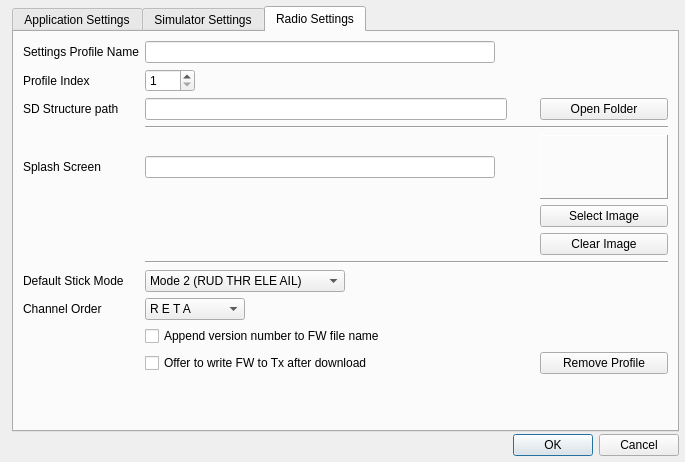
The window that companion/src/apppreferencesdialog.ui (opentx/opentx) describes before a commit, drawn with Qt 5.
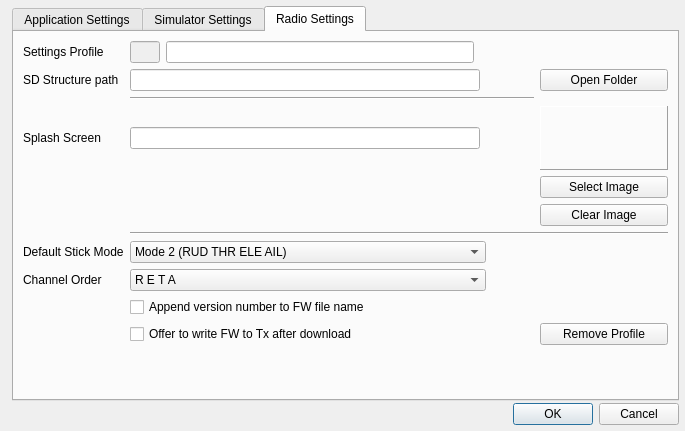
The same window after the commit. The open tabs and pages were chosen to show the change.

Commit message: Profiles can now be added and removed in a proper way.

```diff
--- a/companion/src/apppreferencesdialog.ui
+++ b/companion/src/apppreferencesdialog.ui
@@ -7,7 +7,7 @@
     <x>0</x>
     <y>0</y>
     <width>685</width>
-    <height>462</height>
+    <height>431</height>
    </rect>
   </property>
   <property name="sizePolicy">
@@ -493,324 +493,11 @@
        <string>Radio Settings</string>
       </attribute>
       <layout class="QGridLayout" name="gridLayout_2">
-       <item row="8" column="1" colspan="5">
-        <widget class="Line" name="line_6">
-         <property name="orientation">
-          <enum>Qt::Horizontal</enum>
-         </property>
-        </widget>
-       </item>
-       <item row="4" column="5">
-        <widget class="QLabel" name="imageLabel">
-         <property name="sizePolicy">
-          <sizepolicy hsizetype="Minimum" vsizetype="Minimum">
-           <horstretch>0</horstretch>
-           <verstretch>0</verstretch>
-          </sizepolicy>
-         </property>
-         <property name="minimumSize">
-          <size>
-           <width>128</width>
-           <height>64</height>
-          </size>
-         </property>
-         <property name="maximumSize">
-          <size>
-           <width>128</width>
-           <height>64</height>
-          </size>
-         </property>
-         <property name="frameShape">
-          <enum>QFrame::Panel</enum>
-         </property>
-         <property name="frameShadow">
-          <enum>QFrame::Raised</enum>
-         </property>
-         <property name="text">
-          <string/>
-         </property>
-         <property name="scaledContents">
-          <bool>true</bool>
-         </property>
-        </widget>
-       </item>
-       <item row="11" column="0">
-        <widget class="QLabel" name="label_13">
-         <property name="sizePolicy">
-          <sizepolicy hsizetype="MinimumExpanding" vsizetype="Preferred">
-           <horstretch>0</horstretch>
-           <verstretch>0</verstretch>
-          </sizepolicy>
-         </property>
-         <property name="text">
-          <string>Channel Order</string>
-         </property>
-         <property name="alignment">
-          <set>Qt::AlignLeading|Qt::AlignLeft|Qt::AlignVCenter</set>
-         </property>
-        </widget>
-       </item>
-       <item row="4" column="1">
-        <widget class="QLineEdit" name="SplashFileName">
-         <property name="enabled">
-          <bool>true</bool>
-         </property>
-         <property name="minimumSize">
-          <size>
-           <width>350</width>
-           <height>0</height>
-          </size>
-         </property>
-         <property name="readOnly">
-          <bool>true</bool>
-         </property>
-        </widget>
-       </item>
-       <item row="2" column="1" colspan="3">
-        <widget class="QLineEdit" name="sdPath">
-         <property name="enabled">
-          <bool>true</bool>
-         </property>
-         <property name="minimumSize">
-          <size>
-           <width>350</width>
-           <height>0</height>
-          </size>
-         </property>
-         <property name="readOnly">
-          <bool>true</bool>
-         </property>
-        </widget>
-       </item>
-       <item row="13" column="1" colspan="3">
-        <widget class="QCheckBox" name="burnFirmware">
-         <property name="text">
-          <string>Offer to write FW to Tx after download</string>
-         </property>
-        </widget>
-       </item>
-       <item row="0" column="1">
-        <widget class="QLineEdit" name="ProfName_LE">
-         <property name="minimumSize">
-          <size>
-           <width>0</width>
-           <height>0</height>
-          </size>
-         </property>
-        </widget>
-       </item>
-       <item row="13" column="5">
-        <widget class="QPushButton" name="removeProfileButton">
-         <property name="text">
-          <string>Remove Profile</string>
-         </property>
-        </widget>
-       </item>
-       <item row="2" column="5">
-        <widget class="QPushButton" name="sdPathButton">
-         <property name="text">
-          <string>Open Folder</string>
-         </property>
-        </widget>
-       </item>
-       <item row="7" column="5">
-        <widget class="QPushButton" name="clearImageButton">
-         <property name="text">
-          <string>Clear Image</string>
-         </property>
-        </widget>
-       </item>
-       <item row="3" column="1" colspan="5">
-        <widget class="Line" name="line_3">
-         <property name="orientation">
-          <enum>Qt::Horizontal</enum>
-         </property>
-        </widget>
-       </item>
-       <item row="11" column="1" colspan="2">
-        <widget class="QComboBox" name="channelorderCB">
-         <property name="sizePolicy">
-          <sizepolicy hsizetype="MinimumExpanding" vsizetype="Fixed">
-           <horstretch>0</horstretch>
-           <verstretch>0</verstretch>
-          </sizepolicy>
-         </property>
-         <property name="minimumSize">
-          <size>
-           <width>0</width>
-           <height>0</height>
-          </size>
-         </property>
-         <property name="maximumSize">
-          <size>
-           <width>100</width>
-           <height>16777215</height>
-          </size>
-         </property>
-         <property name="whatsThis">
-          <string>Channel order
-
-This is used by the templated to determine which channel goes to what number output.</string>
-         </property>
-         <property name="currentIndex">
-          <number>0</number>
-         </property>
-         <item>
-          <property name="text">
-           <string notr="true">R E T A</string>
-          </property>
-         </item>
-         <item>
-          <property name="text">
-           <string notr="true">R E A T</string>
-          </property>
-         </item>
-         <item>
-          <property name="text">
-           <string notr="true">R T E A</string>
-          </property>
-         </item>
-         <item>
-          <property name="text">
-           <string notr="true">R T A E</string>
-          </property>
-         </item>
-         <item>
-          <property name="text">
-           <string notr="true">R A E T</string>
-          </property>
-         </item>
-         <item>
-          <property name="text">
-           <string notr="true">R A T E</string>
-          </property>
-         </item>
-         <item>
-          <property name="text">
-           <string notr="true">E R T A</string>
-          </property>
-         </item>
-         <item>
-          <property name="text">
-           <string notr="true">E R A T</string>
-          </property>
-         </item>
-         <item>
-          <property name="text">
-           <string notr="true">E T R A</string>
-          </property>
-         </item>
-         <item>
-          <property name="text">
-           <string notr="true">E T A R</string>
-          </property>
-         </item>
-         <item>
-          <property name="text">
-           <string notr="true">E A R T</string>
-          </property>
-         </item>
-         <item>
-          <property name="text">
-           <string notr="true">E A T R</string>
-          </property>
-         </item>
-         <item>
-          <property name="text">
-           <string notr="true">T R E A</string>
-          </property>
-         </item>
-         <item>
-          <property name="text">
-           <string notr="true">T R A E</string>
-          </property>
-         </item>
-         <item>
-          <property name="text">
-           <string notr="true">T E R A</string>
-          </property>
-         </item>
-         <item>
-          <property name="text">
-           <string notr="true">T E A R</string>
-          </property>
-         </item>
-         <item>
-          <property name="text">
-           <string notr="true">T A R E</string>
-          </property>
-         </item>
-         <item>
-          <property name="text">
-           <string notr="true">T A E R</string>
-          </property>
-         </item>
-         <item>
-          <property name="text">
-           <string notr="true">A R E T</string>
-          </property>
-         </item>
-         <item>
-          <property name="text">
-           <string notr="true">A R T E</string>
-          </property>
-         </item>
-         <item>
-          <property name="text">
-           <string notr="true">A E R T</string>
-          </property>
-         </item>
-         <item>
-          <property name="text">
-           <string notr="true">A E T R</string>
-          </property>
-         </item>
-         <item>
-          <property name="text">
-           <string notr="true">A T R E</string>
-          </property>
-         </item>
-         <item>
-          <property name="text">
-           <string notr="true">A T E R</string>
-          </property>
-         </item>
-        </widget>
-       </item>
-       <item row="2" column="0">
-        <widget class="QLabel" name="sdPathLabel">
-         <property name="sizePolicy">
-          <sizepolicy hsizetype="Preferred" vsizetype="Minimum">
-           <horstretch>0</horstretch>
-           <verstretch>0</verstretch>
-          </sizepolicy>
-         </property>
-         <property name="text">
-          <string>SD Structure path</string>
-         </property>
-         <property name="alignment">
-          <set>Qt::AlignLeading|Qt::AlignLeft|Qt::AlignVCenter</set>
-         </property>
-        </widget>
-       </item>
-       <item row="2" column="4">
-        <spacer name="horizontalSpacer">
-         <property name="orientation">
-          <enum>Qt::Horizontal</enum>
-         </property>
-         <property name="sizeHint" stdset="0">
-          <size>
-           <width>40</width>
-           <height>20</height>
-          </size>
-         </property>
-        </spacer>
-       </item>
-       <item row="9" column="1">
+       <item row="10" column="1" colspan="4">
         <widget class="QComboBox" name="stickmodeCB">
          <property name="maximumSize">
           <size>
-           <width>200</width>
+           <width>16777215</width>
            <height>16777215</height>
           </size>
          </property>
@@ -860,7 +547,164 @@
          </item>
         </widget>
        </item>
-       <item row="9" column="0">
+       <item row="12" column="1" colspan="4">
+        <widget class="QComboBox" name="channelorderCB">
+         <property name="sizePolicy">
+          <sizepolicy hsizetype="MinimumExpanding" vsizetype="Fixed">
+           <horstretch>0</horstretch>
+           <verstretch>0</verstretch>
+          </sizepolicy>
+         </property>
+         <property name="minimumSize">
+          <size>
+           <width>0</width>
+           <height>0</height>
+          </size>
+         </property>
+         <property name="maximumSize">
+          <size>
+           <width>16777215</width>
+           <height>16777215</height>
+          </size>
+         </property>
+         <property name="whatsThis">
+          <string>Channel order
+
+This is used by the templated to determine which channel goes to what number output.</string>
+         </property>
+         <property name="currentIndex">
+          <number>0</number>
+         </property>
+         <item>
+          <property name="text">
+           <string>R E T A</string>
+          </property>
+         </item>
+         <item>
+          <property name="text">
+           <string>R E A T</string>
+          </property>
+         </item>
+         <item>
+          <property name="text">
+           <string>R T E A</string>
+          </property>
+         </item>
+         <item>
+          <property name="text">
+           <string>R T A E</string>
+          </property>
+         </item>
+         <item>
+          <property name="text">
+           <string>R A E T</string>
+          </property>
+         </item>
+         <item>
+          <property name="text">
+           <string>R A T E</string>
+          </property>
+         </item>
+         <item>
+          <property name="text">
+           <string>E R T A</string>
+          </property>
+         </item>
+         <item>
+          <property name="text">
+           <string>E R A T</string>
+          </property>
+         </item>
+         <item>
+          <property name="text">
+           <string>E T R A</string>
+          </property>
+         </item>
+         <item>
+          <property name="text">
+           <string>E T A R</string>
+          </property>
+         </item>
+         <item>
+          <property name="text">
+           <string>E A R T</string>
+          </property>
+         </item>
+         <item>
+          <property name="text">
+           <string>E A T R</string>
+          </property>
+         </item>
+         <item>
+          <property name="text">
+           <string>T R E A</string>
+          </property>
+         </item>
+         <item>
+          <property name="text">
+           <string>T R A E</string>
+          </property>
+         </item>
+         <item>
+          <property name="text">
+           <string>T E R A</string>
+          </property>
+         </item>
+         <item>
+          <property name="text">
+           <string>T E A R</string>
+          </property>
+         </item>
+         <item>
+          <property name="text">
+           <string>T A R E</string>
+          </property>
+         </item>
+         <item>
+          <property name="text">
+           <string>T A E R</string>
+          </property>
+         </item>
+         <item>
+          <property name="text">
+           <string>A R E T</string>
+          </property>
+         </item>
+         <item>
+          <property name="text">
+           <string>A R T E</string>
+          </property>
+         </item>
+         <item>
+          <property name="text">
+           <string>A E R T</string>
+          </property>
+         </item>
+         <item>
+          <property name="text">
+           <string>A E T R</string>
+          </property>
+         </item>
+         <item>
+          <property name="text">
+           <string>A T R E</string>
+          </property>
+         </item>
+         <item>
+          <property name="text">
+           <string>A T E R</string>
+          </property>
+         </item>
+        </widget>
+       </item>
+       <item row="3" column="1" colspan="5">
+        <widget class="Line" name="line_3">
+         <property name="orientation">
+          <enum>Qt::Horizontal</enum>
+         </property>
+        </widget>
+       </item>
+       <item row="10" column="0">
         <widget class="QLabel" name="label_14">
          <property name="sizePolicy">
           <sizepolicy hsizetype="Preferred" vsizetype="Minimum">
@@ -873,13 +717,26 @@
          </property>
         </widget>
        </item>
-       <item row="6" column="5">
-        <widget class="QPushButton" name="SplashSelect">
+       <item row="0" column="0">
+        <widget class="QLabel" name="label_2">
          <property name="text">
-          <string>Select Image</string>
+          <string>Settings Profile</string>
          </property>
         </widget>
        </item>
+       <item row="15" column="1">
+        <spacer name="verticalSpacer_3">
+         <property name="orientation">
+          <enum>Qt::Vertical</enum>
+         </property>
+         <property name="sizeHint" stdset="0">
+          <size>
+           <width>20</width>
+           <height>40</height>
+          </size>
+         </property>
+        </spacer>
+       </item>
        <item row="4" column="0">
         <widget class="QLabel" name="label_8">
          <property name="sizePolicy">
@@ -893,53 +750,186 @@
          </property>
         </widget>
        </item>
-       <item row="12" column="1" colspan="3">
+       <item row="12" column="0">
+        <widget class="QLabel" name="label_13">
+         <property name="sizePolicy">
+          <sizepolicy hsizetype="MinimumExpanding" vsizetype="Preferred">
+           <horstretch>0</horstretch>
+           <verstretch>0</verstretch>
+          </sizepolicy>
+         </property>
+         <property name="text">
+          <string>Channel Order</string>
+         </property>
+         <property name="alignment">
+          <set>Qt::AlignLeading|Qt::AlignLeft|Qt::AlignVCenter</set>
+         </property>
+        </widget>
+       </item>
+       <item row="13" column="1" colspan="4">
         <widget class="QCheckBox" name="renameFirmware">
          <property name="text">
           <string>Append version number to FW file name</string>
          </property>
         </widget>
        </item>
-       <item row="0" column="0">
-        <widget class="QLabel" name="label_2">
+       <item row="2" column="0">
+        <widget class="QLabel" name="sdPathLabel">
+         <property name="sizePolicy">
+          <sizepolicy hsizetype="Preferred" vsizetype="Minimum">
+           <horstretch>0</horstretch>
+           <verstretch>0</verstretch>
+          </sizepolicy>
+         </property>
          <property name="text">
-          <string>Settings Profile Name</string>
+          <string>SD Structure path</string>
          </property>
+         <property name="alignment">
+          <set>Qt::AlignLeading|Qt::AlignLeft|Qt::AlignVCenter</set>
+         </property>
         </widget>
        </item>
-       <item row="14" column="1">
-        <spacer name="verticalSpacer_3">
+       <item row="2" column="1" colspan="3">
+        <widget class="QLineEdit" name="sdPath">
+         <property name="enabled">
+          <bool>true</bool>
+         </property>
+         <property name="minimumSize">
+          <size>
+           <width>350</width>
+           <height>0</height>
+          </size>
+         </property>
+         <property name="readOnly">
+          <bool>true</bool>
+         </property>
+        </widget>
+       </item>
+       <item row="7" column="6">
+        <widget class="QPushButton" name="SplashSelect">
+         <property name="text">
+          <string>Select Image</string>
+         </property>
+        </widget>
+       </item>
+       <item row="4" column="6">
+        <widget class="QLabel" name="imageLabel">
+         <property name="sizePolicy">
+          <sizepolicy hsizetype="Minimum" vsizetype="Minimum">
+           <horstretch>0</horstretch>
+           <verstretch>0</verstretch>
+          </sizepolicy>
+         </property>
+         <property name="minimumSize">
+          <size>
+           <width>128</width>
+           <height>64</height>
+          </size>
+         </property>
+         <property name="maximumSize">
+          <size>
+           <width>128</width>
+           <height>64</height>
+          </size>
+         </property>
+         <property name="frameShape">
+          <enum>QFrame::Panel</enum>
+         </property>
+         <property name="frameShadow">
+          <enum>QFrame::Raised</enum>
+         </property>
+         <property name="text">
+          <string/>
+         </property>
+         <property name="scaledContents">
+          <bool>true</bool>
+         </property>
+        </widget>
+       </item>
+       <item row="2" column="5">
+        <spacer name="horizontalSpacer">
          <property name="orientation">
-          <enum>Qt::Vertical</enum>
+          <enum>Qt::Horizontal</enum>
          </property>
          <property name="sizeHint" stdset="0">
           <size>
-           <width>20</width>
-           <height>40</height>
+           <width>40</width>
+           <height>20</height>
           </size>
          </property>
         </spacer>
        </item>
-       <item row="1" column="1">
-        <widget class="QSpinBox" name="ProfSlot_SB">
+       <item row="14" column="1" colspan="4">
+        <widget class="QCheckBox" name="burnFirmware">
+         <property name="text">
+          <string>Offer to write FW to Tx after download</string>
+         </property>
+        </widget>
+       </item>
+       <item row="14" column="6">
+        <widget class="QPushButton" name="removeProfileButton">
+         <property name="text">
+          <string>Remove Profile</string>
+         </property>
+        </widget>
+       </item>
+       <item row="8" column="6">
+        <widget class="QPushButton" name="clearImageButton">
+         <property name="text">
+          <string>Clear Image</string>
+         </property>
+        </widget>
+       </item>
+       <item row="2" column="6">
+        <widget class="QPushButton" name="sdPathButton">
+         <property name="text">
+          <string>Open Folder</string>
+         </property>
+        </widget>
+       </item>
+       <item row="0" column="2">
+        <widget class="QLineEdit" name="ProfName_LE">
+         <property name="minimumSize">
+          <size>
+           <width>0</width>
+           <height>0</height>
+          </size>
+         </property>
+        </widget>
+       </item>
+       <item row="9" column="1" colspan="6">
+        <widget class="Line" name="line_6">
+         <property name="orientation">
+          <enum>Qt::Horizontal</enum>
+         </property>
+        </widget>
+       </item>
+       <item row="4" column="1" colspan="3">
+        <widget class="QLineEdit" name="SplashFileName">
+         <property name="enabled">
+          <bool>true</bool>
+         </property>
+         <property name="minimumSize">
+          <size>
+           <width>0</width>
+           <height>0</height>
+          </size>
+         </property>
+         <property name="readOnly">
+          <bool>true</bool>
+         </property>
+        </widget>
+       </item>
+       <item row="0" column="1">
+        <widget class="QLineEdit" name="profileIndexLE">
+         <property name="enabled">
+          <bool>false</bool>
+         </property>
          <property name="maximumSize">
           <size>
-           <width>50</width>
+           <width>30</width>
            <height>16777215</height>
           </size>
-         </property>
-         <property name="minimum">
-          <number>1</number>
-         </property>
-         <property name="maximum">
-          <number>10</number>
-         </property>
-        </widget>
-       </item>
-       <item row="1" column="0">
-        <widget class="QLabel" name="label">
-         <property name="text">
-          <string>Profile Index</string>
          </property>
         </widget>
        </item>
```
Left out of the diff: 6 changed lines with no effect on the pictures. The commit also changes 7 other files.
